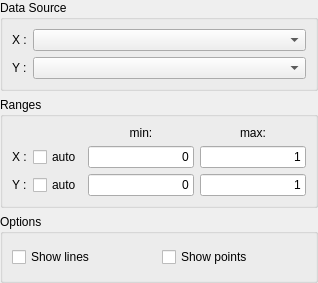
This is step/configure_graph.ui in KDE/step as Qt 5 draws it before an edit. The edited form follows.
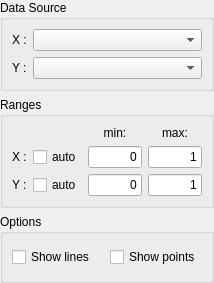
This is the edited form. Custom widgets are drawn as their Qt base class.

Diff of the .ui file:
```diff
--- a/step/configure_graph.ui
+++ b/step/configure_graph.ui
@@ -5,7 +5,7 @@
    <rect>
     <x>0</x>
     <y>0</y>
-    <width>318</width>
+    <width>214</width>
     <height>283</height>
    </rect>
   </property>
```
